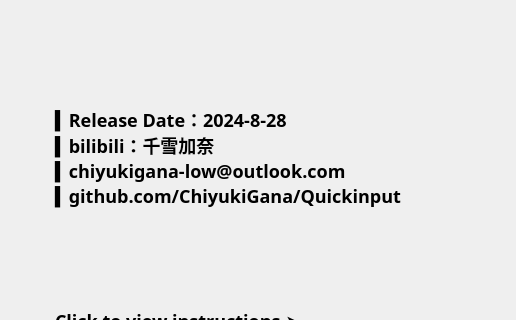
Before: the Qt Designer form .ui/AboutUi.ui in ChiyukiGana/Quickinput, drawn with Qt 5; both pictures show x 0 to 516 and y 0 to 320 of the 640 by 440 pixel window.
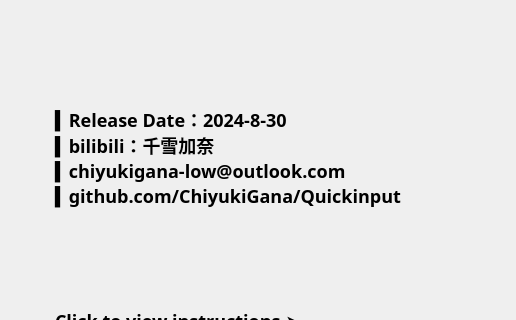
After: the same form once the commit is applied. Icons and pictures are not drawn.

Patch:
```diff
--- a/.ui/AboutUi.ui
+++ b/.ui/AboutUi.ui
@@ -70,7 +70,7 @@
       <string notr="true">QLabel{color:black;border-image:url(:/about.png);padding-left:50px;font-size:18px}QLabel:hover{color:#00F;}</string>
      </property>
      <property name="text">
-      <string>▍Release Date：2024-8-28
+      <string>▍Release Date：2024-8-30
 ▍bilibili：千雪加奈
 ▍chiyukigana-low@outlook.com
 ▍github.com/ChiyukiGana/Quickinput
```
